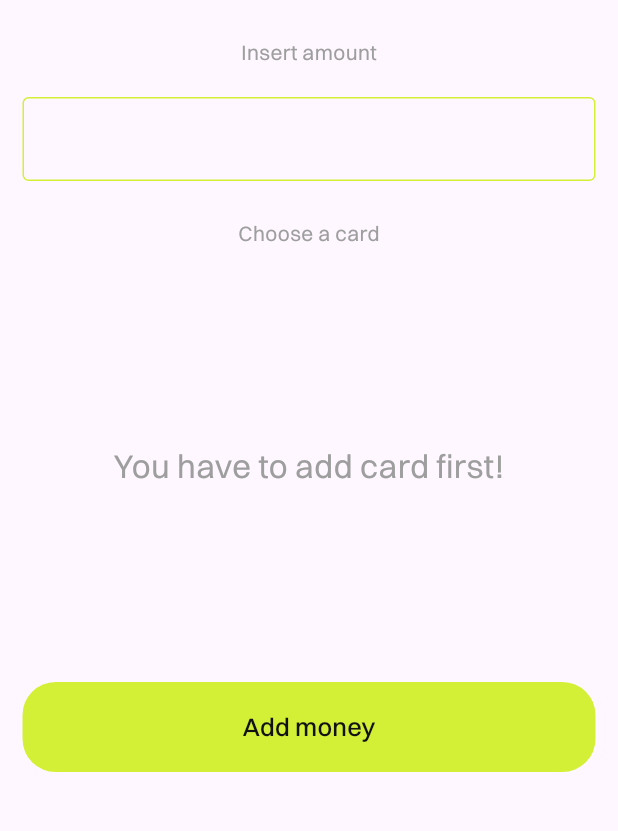
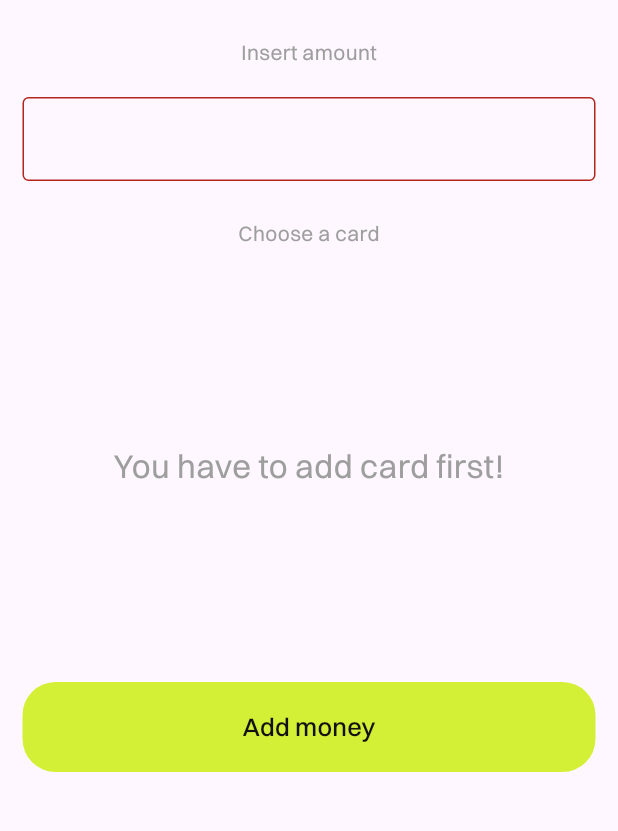
Before and after one commit to browsfer/Bankito, a Flutter app: the AddMoneyBottomsheet widget shown alone on an empty page, opened directly, on a phone screen of 412 x 824 dp, the part 71-902 px from its top. Run offline on Flutter 3.47's test engine with Material 2 defaults, Android fonts, the light colour scheme and no system bars; our stand-ins replace cloud_firestore, currency_text_input_formatter, firebase_auth, firebase_core, fluttertoast, intro_slider and 3 more; accounts and stored records are empty; generated files the repository leaves out were written again; network calls fail.

Commit message:
added some formatting to bottomsheet

```diff
--- a/lib/widgets/add_money_bottomsheet.dart
+++ b/lib/widgets/add_money_bottomsheet.dart
@@ -34,6 +34,8 @@ class _AddMoneyBottomsheetState extends State<AddMoneyBottomsheet> {
 
   @override
   Widget build(BuildContext context) {
+    final cardsData = Provider.of<UserCardsProvider>(context, listen: false);
+
     return Padding(
       padding: EdgeInsets.only(
         bottom: MediaQuery.of(context).viewInsets.bottom,
@@ -64,15 +66,21 @@ class _AddMoneyBottomsheetState extends State<AddMoneyBottomsheet> {
           TextFormField(
             controller: _moneyAmountController,
             style: const TextStyle(color: Colors.white),
-            decoration: const InputDecoration(
-              focusedBorder: OutlineInputBorder(
+            decoration: InputDecoration(
+              enabled: cardsData.userCards.isEmpty ? false : true,
+              focusedBorder: const OutlineInputBorder(
                 borderSide: BorderSide(
                   color: CustomColors.secondColor,
                 ),
               ),
-              enabledBorder: OutlineInputBorder(
+              enabledBorder: const OutlineInputBorder(
                 borderSide: BorderSide(
                   color: CustomColors.secondColor,
+                ),
+              ),
+              disabledBorder: OutlineInputBorder(
+                borderSide: BorderSide(
+                  color: Theme.of(context).colorScheme.error,
                 ),
               ),
             ),
@@ -101,16 +109,14 @@ class _AddMoneyBottomsheetState extends State<AddMoneyBottomsheet> {
             child: FutureBuilder(
               future: Provider.of<UserCardsProvider>(context, listen: false)
                   .fetchCardsData(),
-              builder: (context, snapshot) => snapshot.connectionState ==
-                      ConnectionState.waiting
-                  ? LoadingAnimationWidget.halfTriangleDot(
+              builder: (context, snapshot) {
+                if (snapshot.connectionState == ConnectionState.waiting) {
+                  return LoadingAnimationWidget.halfTriangleDot(
                     color: CustomColors.secondColor,
                     size: 50,
-                    )
-                  : Consumer<UserCardsProvider>(
-                      builder: (context, userCard, child) => userCard
-                              .userCards.isEmpty
-                          ? const Center(
+                  );
+                } else if (cardsData.userCards.isEmpty) {
+                  return const Center(
                     child: Text(
                       'You have to add card first!',
                       style: TextStyle(
@@ -118,22 +124,22 @@ class _AddMoneyBottomsheetState extends State<AddMoneyBottomsheet> {
                         fontSize: 22,
                       ),
                     ),
-                            )
-                          : ListView.builder(
-                              itemCount: userCard.userCards.length,
+                  );
+                } else {
+                  return ListView.builder(
+                    itemCount: cardsData.userCards.length,
                     itemBuilder: (context, index) => UserCardWidget(
                       isDismissable: false,
-                                id: userCard.userCards[index].id,
-                                name: userCard.userCards[index].name,
-                                currency: userCard.userCards[index].currency,
-                                cardNumber:
-                                    userCard.userCards[index].cardNumber,
-                                expiryDate:
-                                    userCard.userCards[index].expiryDate,
-                                cardType: userCard.userCards[index].cardType,
+                      id: cardsData.userCards[index].id,
+                      name: cardsData.userCards[index].name,
+                      currency: cardsData.userCards[index].currency,
+                      cardNumber: cardsData.userCards[index].cardNumber,
+                      expiryDate: cardsData.userCards[index].expiryDate,
+                      cardType: cardsData.userCards[index].cardType,
                     ),
-                            ),
-                    ),
+                  );
+                }
+              },
             ),
           ),
           const SizedBox(height: 10),
```
Lines whose indentation alone changed are shown as unchanged.
